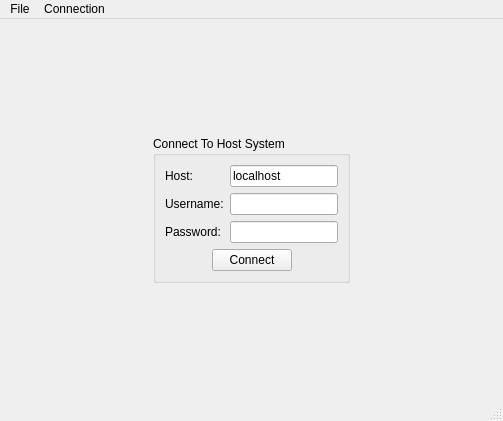
Qt form src-qt5/mainUI.ui (trueos/sysadm-ui-qt) before a commit.
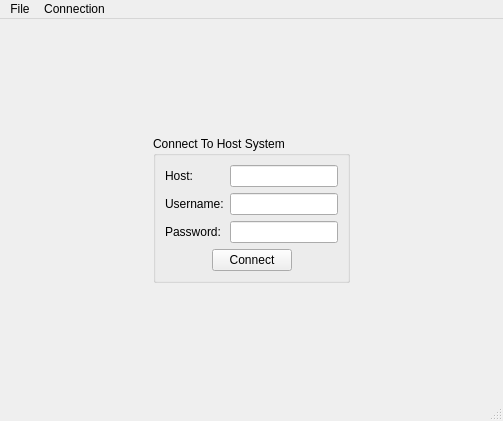
The same form after that commit. Icons and pictures are not drawn.

The edit to the form file:
```diff
--- a/src-qt5/mainUI.ui
+++ b/src-qt5/mainUI.ui
@@ -64,7 +64,7 @@
            <item row="0" column="1">
             <widget class="QLineEdit" name="line_auth_host">
              <property name="text">
-              <string>localhost</string>
+              <string/>
              </property>
             </widget>
            </item>
```
Left out of the diff: 4 changed lines with no effect on the pictures.
